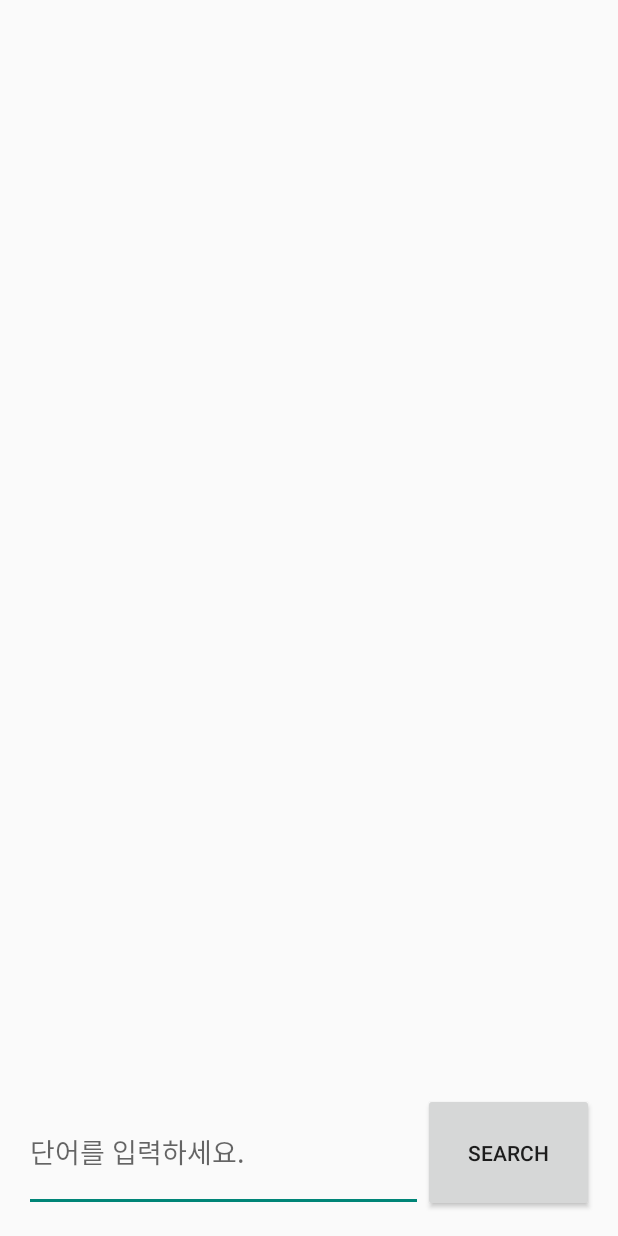
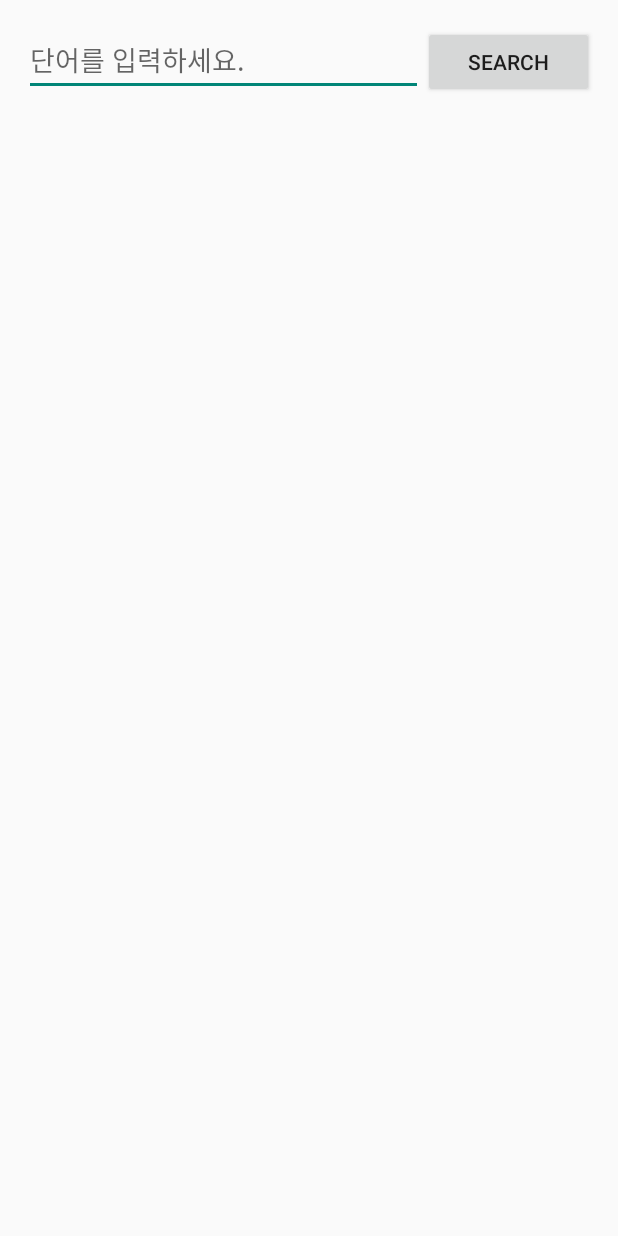
Before and after one commit to Sinabro/MiniProject, an Android app: the SearchActivity screen opened directly, with no data from a screen before it, on a phone screen of 412 x 824 dp. Run offline under Robolectric (Android 15) with nearby library versions, the phone set to English and light mode, and no system bars; 2 statements that could not run were skipped.

Commit message:
단어 입력시 위아래로 잘리는 현상 fix

```diff
--- a/MiniProject02/app/src/main/res/layout/activity_search.xml
+++ b/MiniProject02/app/src/main/res/layout/activity_search.xml
@@ -1,42 +1,33 @@
-<RelativeLayout xmlns:android="http://schemas.android.com/apk/res/android"
+<LinearLayout xmlns:android="http://schemas.android.com/apk/res/android"
     xmlns:tools="http://schemas.android.com/tools" android:layout_width="match_parent"
     android:layout_height="match_parent" android:paddingLeft="@dimen/activity_horizontal_margin"
     android:paddingRight="@dimen/activity_horizontal_margin"
     android:paddingTop="@dimen/activity_vertical_margin"
     android:paddingBottom="@dimen/activity_vertical_margin"
+    android:orientation="vertical"
     tools:context="com.miniproject2.soma.miniproject02.SearchActivity">
 
     <LinearLayout
         android:layout_width="match_parent"
-        android:layout_height="match_parent"
-        android:orientation="vertical"
+        android:layout_height="wrap_content"
+        android:orientation="horizontal"
         android:weightSum="10">
-
-        <ListView
-            android:id="@+id/listResult"
-            android:layout_width="match_parent"
-            android:layout_height="0dp"
-            android:layout_weight="9"></ListView>
-
-        <LinearLayout
-            android:layout_width="match_parent"
-            android:layout_height="0dp"
-            android:orientation="horizontal"
-            android:layout_weight="1"
-            android:weightSum="10">
-
         <EditText
-                android:id="@+id/edtWord"
+            android:id="@+id/editText_word"
             android:layout_width="0dp"
-                android:layout_height="match_parent"
+            android:layout_height="wrap_content"
             android:hint="단어를 입력하세요."
             android:layout_weight="7"/>
         <Button
-                android:id="@+id/btnSearch"
+            android:id="@+id/button_search"
             android:layout_width="0dp"
-                android:layout_height="match_parent"
+            android:layout_height="wrap_content"
             android:layout_weight="3"
             android:text="SEARCH"/>
     </LinearLayout>
+
+    <ListView
+        android:id="@+id/listView_result"
+        android:layout_width="match_parent"
+        android:layout_height="match_parent"></ListView>
 </LinearLayout>
-</RelativeLayout>
```
Lines whose indentation alone changed are shown as unchanged.
